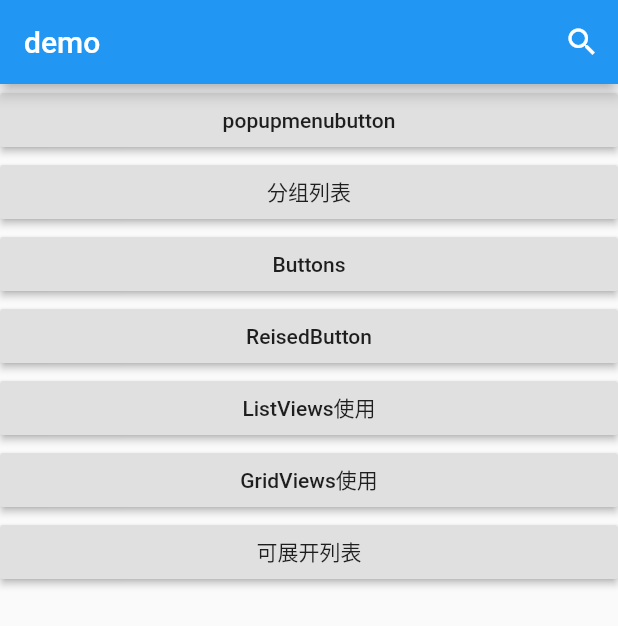
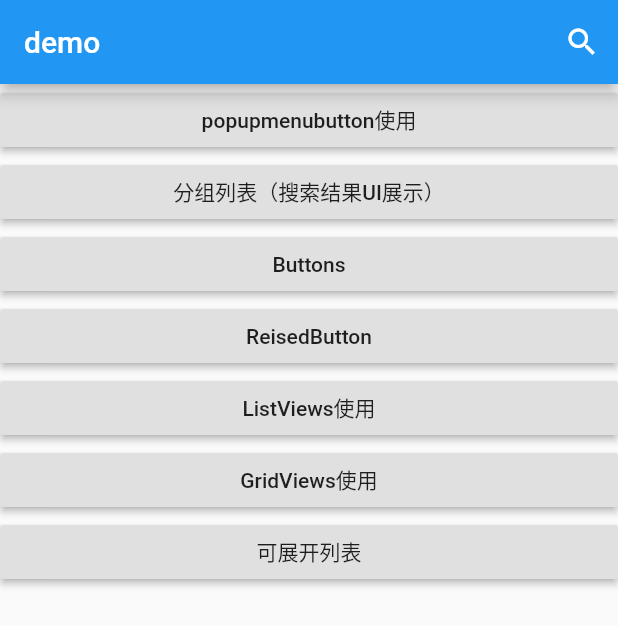
Before and after one commit to UUCheckNow/widget_demo, a Flutter app: the screen it shows after launch, on a phone screen of 412 x 824 dp. Shown: the top 626 px of the screen. Run offline on Flutter 3.47's test engine with Material 2 defaults, Android fonts, the phone set to English and light mode, and no system bars; missing offline and left inert: dart:ffi, flutter_webview_plugin.

Commit message:
尝试傻瓜式提交

```diff
--- a/lib/main.dart
+++ b/lib/main.dart
@@ -62,9 +62,9 @@ class MainPage extends StatelessWidget {
       body: ListView(
         children: [
           buildButton(context,
-              text: 'popupmenubutton', navigationName: '/basicAppBarSample'),
+              text: 'popupmenubutton使用', navigationName: '/basicAppBarSample'),
           buildButton(context,
-              text: '分组列表', navigationName: '/searchResultList'),
+              text: '分组列表（搜索结果UI展示）', navigationName: '/searchResultList'),
           buildButton(context, text: 'Buttons', navigationName: '/buttons'),
           buildButton(context,
               text: 'ReisedButton', navigationName: '/reisedButtons'),
```
